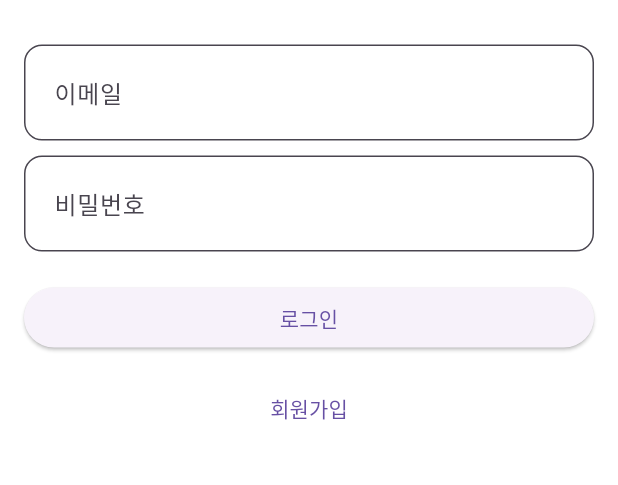
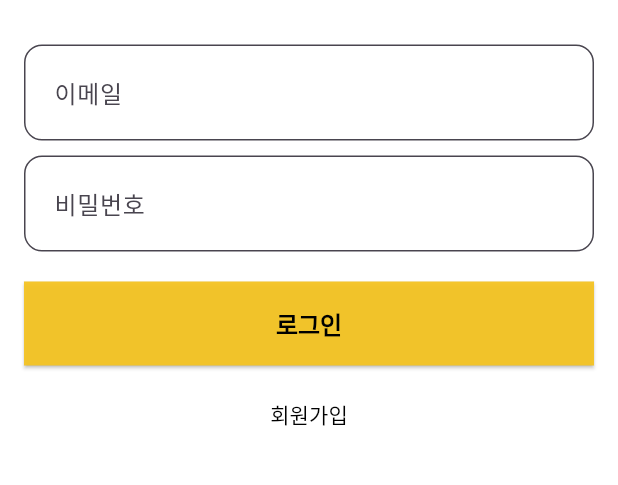
Before and after one commit to syprisilla/Walk_Guide, a Flutter app: the screen it shows after launch, on a phone screen of 412 x 824 dp, the part 335-820 px from its top. Run offline on Flutter 3.47's test engine with Material 3 defaults, Android fonts, the phone set to English and light mode, and no system bars; our stand-ins replace camera, cloud_firestore, firebase_auth, firebase_core, fl_chart, flutter_tts and 5 more; missing offline and left inert: google_mlkit_commons, google_mlkit_object_detection; accounts and stored records are empty.

Commit message:
fix: redesign login and signup button

```diff
--- a/app/lib/login_page.dart
+++ b/app/lib/login_page.dart
@@ -113,18 +113,35 @@ class _LoginScreenState extends State<LoginScreen> {
             ),
             const SizedBox(height: 20),
             ElevatedButton(
-              onPressed: _login,
-              child: const Text('로그인'),
+              style: ElevatedButton.styleFrom(
+              backgroundColor: const Color.fromARGB(243, 244, 195, 35), // 버튼 배경색
+              foregroundColor: Colors.black,
+              shape: RoundedRectangleBorder(
+                borderRadius: BorderRadius.zero,
+              ),
+              padding: const EdgeInsets.symmetric(vertical: 16),
+              textStyle: const TextStyle(
+                fontSize: 16,
+                fontWeight: FontWeight.bold,
+              ),
             ),
-            const SizedBox(height: 12),
+            onPressed: _login,
+            child: const Text('로그인'),
+            ),
+            const SizedBox(height: 8),
             TextButton(
               onPressed: () {
                 Navigator.push(
                     context,
-                  MaterialPageRoute(builder: (_) => const SignUpScreen()), // ✅ 이동
+                  MaterialPageRoute(builder: (_) => const SignUpScreen()),
                 );
               },
-              child: const Text('회원가입'),
+              child: const Text(
+                '회원가입',
+                style: TextStyle(
+                color: Colors.black,
+                ),
+              ),
             ),
           ],
         ),
```
